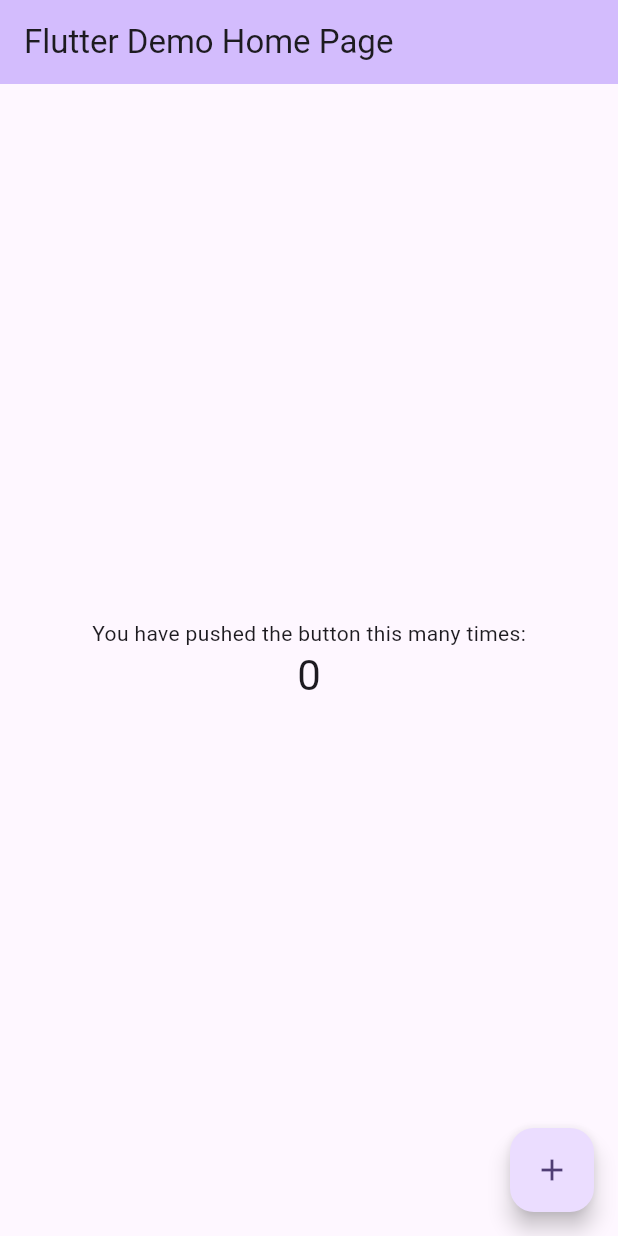
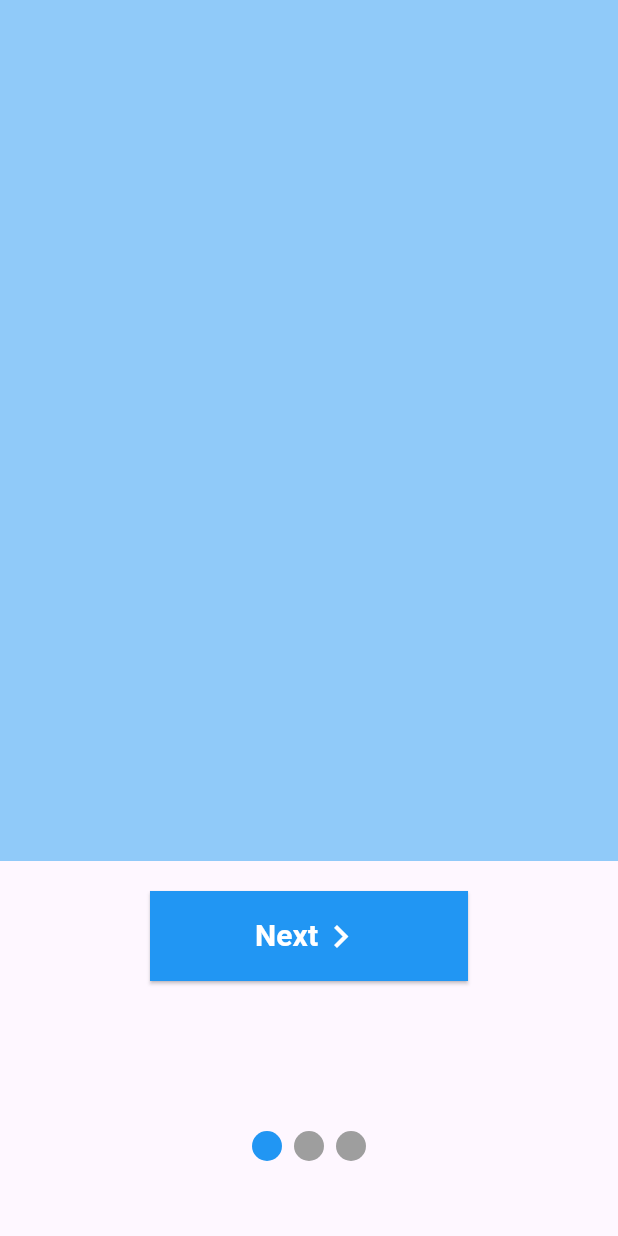
Before and after one commit to Riyam224/flutter-pieces-9, a Flutter app: the screen it shows after launch, on a phone screen of 412 x 824 dp. Run offline on Flutter 3.47's test engine with Material 3 defaults, Android fonts, the phone set to English and light mode, and no system bars; drawn by our look-alikes of smooth_page_indicator.

```diff
--- a/lib/main.dart
+++ b/lib/main.dart
@@ -1,125 +1,18 @@
 import 'package:flutter/material.dart';
+import 'package:project/views/home_view.dart';
 
 void main() {
-  runApp(const MyApp());
+  runApp(const SmoothIndicator());
 }
 
-class MyApp extends StatelessWidget {
-  const MyApp({super.key});
+class SmoothIndicator extends StatelessWidget {
+  const SmoothIndicator({super.key});
 
-  // This widget is the root of your application.
   @override
   Widget build(BuildContext context) {
-    return MaterialApp(
-      title: 'Flutter Demo',
-      theme: ThemeData(
-        // This is the theme of your application.
-        //
-        // TRY THIS: Try running your application with "flutter run". You'll see
-        // the application has a purple toolbar. Then, without quitting the app,
-        // try changing the seedColor in the colorScheme below to Colors.green
-        // and then invoke "hot reload" (save your changes or press the "hot
-        // reload" button in a Flutter-supported IDE, or press "r" if you used
-        // the command line to start the app).
-        //
-        // Notice that the counter didn't reset back to zero; the application
-        // state is not lost during the reload. To reset the state, use hot
-        // restart instead.
-        //
-        // This works for code too, not just values: Most code changes can be
-        // tested with just a hot reload.
-        colorScheme: ColorScheme.fromSeed(seedColor: Colors.deepPurple),
-        useMaterial3: true,
-      ),
-      home: const MyHomePage(title: 'Flutter Demo Home Page'),
+    return const MaterialApp(
+      debugShowCheckedModeBanner: false,
+      home: HomeView(),
     );
   }
 }
-
-class MyHomePage extends StatefulWidget {
-  const MyHomePage({super.key, required this.title});
-
-  // This widget is the home page of your application. It is stateful, meaning
-  // that it has a State object (defined below) that contains fields that affect
-  // how it looks.
-
-  // This class is the configuration for the state. It holds the values (in this
-  // case the title) provided by the parent (in this case the App widget) and
-  // used by the build method of the State. Fields in a Widget subclass are
-  // always marked "final".
-
-  final String title;
-
-  @override
-  State<MyHomePage> createState() => _MyHomePageState();
-}
-
-class _MyHomePageState extends State<MyHomePage> {
-  int _counter = 0;
-
-  void _incrementCounter() {
-    setState(() {
-      // This call to setState tells the Flutter framework that something has
-      // changed in this State, which causes it to rerun the build method below
-      // so that the display can reflect the updated values. If we changed
-      // _counter without calling setState(), then the build method would not be
-      // called again, and so nothing would appear to happen.
-      _counter++;
-    });
-  }
-
-  @override
-  Widget build(BuildContext context) {
-    // This method is rerun every time setState is called, for instance as done
-    // by the _incrementCounter method above.
-    //
-    // The Flutter framework has been optimized to make rerunning build methods
-    // fast, so that you can just rebuild anything that needs updating rather
-    // than having to individually change instances of widgets.
-    return Scaffold(
-      appBar: AppBar(
-        // TRY THIS: Try changing the color here to a specific color (to
-        // Colors.amber, perhaps?) and trigger a hot reload to see the AppBar
-        // change color while the other colors stay the same.
-        backgroundColor: Theme.of(context).colorScheme.inversePrimary,
-        // Here we take the value from the MyHomePage object that was created by
-        // the App.build method, and use it to set our appbar title.
-        title: Text(widget.title),
-      ),
-      body: Center(
-        // Center is a layout widget. It takes a single child and positions it
-        // in the middle of the parent.
-        child: Column(
-          // Column is also a layout widget. It takes a list of children and
-          // arranges them vertically. By default, it sizes itself to fit its
-          // children horizontally, and tries to be as tall as its parent.
-          //
-          // Column has various properties to control how it sizes itself and
-          // how it positions its children. Here we use mainAxisAlignment to
-          // center the children vertically; the main axis here is the vertical
-          // axis because Columns are vertical (the cross axis would be
-          // horizontal).
-          //
-          // TRY THIS: Invoke "debug painting" (choose the "Toggle Debug Paint"
-          // action in the IDE, or press "p" in the console), to see the
-          // wireframe for each widget.
-          mainAxisAlignment: MainAxisAlignment.center,
-          children: <Widget>[
-            const Text(
-              'You have pushed the button this many times:',
-            ),
-            Text(
-              '$_counter',
-              style: Theme.of(context).textTheme.headlineMedium,
-            ),
-          ],
-        ),
-      ),
-      floatingActionButton: FloatingActionButton(
-        onPressed: _incrementCounter,
-        tooltip: 'Increment',
-        child: const Icon(Icons.add),
-      ), // This trailing comma makes auto-formatting nicer for build methods.
-    );
-  }
-}
--- /dev/null
+++ b/lib/views/home_view.dart
@@ -0,0 +1,125 @@
+import 'package:flutter/material.dart';
+import 'package:smooth_page_indicator/smooth_page_indicator.dart';
+
+class HomeView extends StatefulWidget {
+  const HomeView({super.key});
+
+  @override
+  State<HomeView> createState() => _HomeViewState();
+}
+
+class _HomeViewState extends State<HomeView> {
+  final pageController = PageController();
+  var currentPage = 0;
+
+  @override
+  Widget build(BuildContext context) {
+    return Scaffold(
+      body: Column(
+        children: [
+          Expanded(
+            child: PageView(
+              controller: pageController,
+              children: const [
+                Page1(),
+                Page2(),
+                Page3(),
+              ],
+            ),
+          ),
+          const SizedBox(
+            height: 20,
+          ),
+          Padding(
+            padding: const EdgeInsets.symmetric(horizontal: 100),
+            child: ElevatedButton(
+                style: ElevatedButton.styleFrom(
+                  shape: const RoundedRectangleBorder(),
+                  backgroundColor: Colors.blue,
+                  minimumSize: const Size(200, 60),
+                ),
+                onPressed: () {
+                  setState(() {
+                    currentPage += 1;
+                  });
+                  pageController.jumpToPage(currentPage);
+                },
+                child: const Row(
+                  mainAxisAlignment: MainAxisAlignment.center,
+                  children: [
+                    Text(
+                      'Next',
+                      style: TextStyle(
+                        fontSize: 20,
+                        fontWeight: FontWeight.bold,
+                        color: Colors.white,
+                      ),
+                    ),
+                    Icon(
+                      Icons.chevron_right,
+                      size: 30,
+                      color: Colors.white,
+                    ),
+                  ],
+                )),
+          ),
+          const SizedBox(
+            height: 100,
+          ),
+          SmoothPageIndicator(
+            controller: pageController,
+            count: 3,
+            effect: const WormEffect(
+              dotHeight: 20,
+              dotWidth: 20,
+              dotColor: Colors.grey,
+              activeDotColor: Colors.blue,
+            ),
+          ),
+          const SizedBox(
+            height: 50,
+          ),
+        ],
+      ),
+    );
+  }
+}
+
+class Page1 extends StatelessWidget {
+  const Page1({super.key});
+
+  @override
+  Widget build(BuildContext context) {
+    return Container(
+      width: double.infinity,
+      height: double.infinity,
+      color: Colors.blue[200],
+    );
+  }
+}
+
+class Page2 extends StatelessWidget {
+  const Page2({super.key});
+
+  @override
+  Widget build(BuildContext context) {
+    return Container(
+      width: double.infinity,
+      height: double.infinity,
+      color: Colors.red[200],
+    );
+  }
+}
+
+class Page3 extends StatelessWidget {
+  const Page3({super.key});
+
+  @override
+  Widget build(BuildContext context) {
+    return Container(
+      width: double.infinity,
+      height: double.infinity,
+      color: Colors.green[200],
+    );
+  }
+}
```
Also changed, not shown: pubspec.yaml (+4 -15 lines), pubspec.lock.
